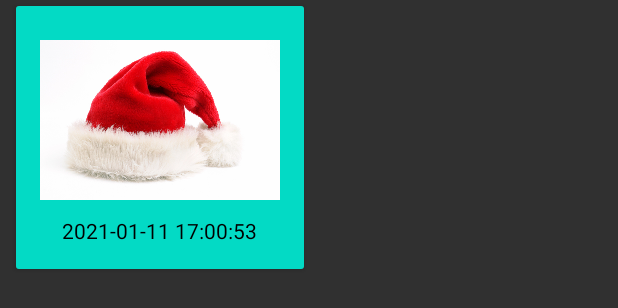
After one commit to uyttyu7532/PhotoChangeRecord, an Android app: the layout item_horizontal.xml on its own in the app's theme, with its tools: preview values and no code run, on a phone screen of 412 x 824 dp. The commit adds this screen. Shown: the top 308 px of the screen. Run offline under Robolectric (Android 15) with nearby library versions, the phone set to English and light mode, and no system bars.

Commit message:
RecyclerView in RecyclerView

```diff
--- a/build.gradle
+++ b/build.gradle
@@ -68,5 +68,7 @@ dependencies {
     // https://github.com/Ramotion/fluid-slider-android
     implementation 'com.ramotion.fluidslider:fluid-slider:0.3.1'
 
+    // cardview
+    implementation "com.google.android.material:material:1.0.0"
 
 }
--- a/src/main/java/com/example/photochangerecord/GalleryActivity.kt
+++ b/src/main/java/com/example/photochangerecord/GalleryActivity.kt
@@ -2,16 +2,13 @@ package com.example.photochangerecord
 
 import androidx.appcompat.app.AppCompatActivity
 import android.os.Bundle
-import androidx.lifecycle.ViewModelProvider
-import com.example.photochangerecord.viewmodel.CameraBackGroundViewModel
 
-lateinit var myCameraBackGroundViewModel: CameraBackGroundViewModel
 
 class GalleryActivity : AppCompatActivity() {
     override fun onCreate(savedInstanceState: Bundle?) {
         super.onCreate(savedInstanceState)
         setContentView(R.layout.activity_gallery)
 
-        myCameraBackGroundViewModel = ViewModelProvider(this).get(CameraBackGroundViewModel::class.java)
+
     }
 }
--- a/src/main/java/com/example/photochangerecord/viewmodel/BindingAdapter.kt
+++ b/src/main/java/com/example/photochangerecord/viewmodel/BindingAdapter.kt
@@ -10,9 +10,10 @@ import com.example.photochangerecord.CameraActivity
 import com.ramotion.fluidslider.FluidSlider
 import kotlinx.android.synthetic.main.activity_camera.*
 
+// 슬라이더 값이 바뀌면 이미지 뷰의 투명도가 바뀌는 것이기 때문에 양방향 데이터 바인딩이 아니었다.
 object BindingAdapter {
 
-    // TODO 슬라이더 값이 바뀌면 이미지 뷰의 투명도가 바뀌는 것이기 때문에 양방향 데이터 바인딩이 아니었다.
+
 //    // 단반향 데이터 바인딩에서도 사용
 //    // getter (view에 데이터를 set)
 //    @BindingAdapter("alpha")
@@ -29,7 +30,6 @@ object BindingAdapter {
 //        // InverseBindingListener의 onChange()가 어디서 호출되는 지 정의
 //        view.positionListener?.let {
 //            listener.onChange()
-//
 //        }
 //    }
 //
--- a/src/main/java/com/example/photochangerecord/viewmodel/CameraBackGroundViewModel.kt
+++ b/src/main/java/com/example/photochangerecord/viewmodel/CameraBackGroundViewModel.kt
@@ -10,6 +10,7 @@ import androidx.lifecycle.ViewModel
 //    MINUS
 //}
 
+// TODO 선택한 이미지도 나중에 여기에 저장해서 카메라 배경으로 보여주면 되겠다
 class CameraBackGroundViewModel : ViewModel() {
 
     // 뮤터블 라이브 데이터 - 수정 가능
--- /dev/null
+++ b/src/main/java/com/example/photochangerecord/viewmodel/Folder.kt
@@ -0,0 +1,3 @@
+package com.example.photochangerecord.viewmodel
+
+class Folder(val title: String, val photos: ArrayList<Photo>)
--- /dev/null
+++ b/src/main/java/com/example/photochangerecord/viewmodel/Photo.kt
@@ -0,0 +1,3 @@
+package com.example.photochangerecord.viewmodel
+
+class Photo(val resourceID: Int, val date: String)
--- /dev/null
+++ b/src/main/res/layout/item_horizontal.xml
@@ -0,0 +1,41 @@
+<?xml version="1.0" encoding="utf-8"?>
+<androidx.cardview.widget.CardView xmlns:android="http://schemas.android.com/apk/res/android"
+    xmlns:app="http://schemas.android.com/apk/res-auto"
+    android:orientation="horizontal"
+    android:layout_width="wrap_content"
+    android:layout_height="wrap_content"
+    android:layout_marginLeft="8dp"
+    android:layout_marginRight="8dp"
+    app:cardUseCompatPadding="true">
+
+
+    <LinearLayout
+        android:orientation="vertical"
+        android:layout_width="wrap_content"
+        android:layout_height="wrap_content"
+        android:background="@color/colorAccent"
+        android:gravity="center"
+        android:padding="16dp"
+        >
+
+        <ImageView
+            android:layout_width="160dp"
+            android:layout_height="120dp"
+            android:scaleType="centerInside"
+            android:src="@drawable/photo" />
+
+
+        <TextView
+            android:id="@+id/title"
+            android:layout_width="wrap_content"
+            android:layout_height="wrap_content"
+            android:layout_marginTop="4dp"
+            android:gravity="center"
+            android:text="2021-01-11 17:00:53"
+            android:textColor="@android:color/black"
+            android:textSize="14sp" />
+
+
+    </LinearLayout>
+
+</androidx.cardview.widget.CardView>
```
Also changed, not shown: src/main/AndroidManifest.xml (+9 -3 lines), src/main/java/com/example/photochangerecord/HorizontalAdapter.kt (added, +35 -0 lines), src/main/java/com/example/photochangerecord/ListActivity.kt (+62 -16 lines), src/main/java/com/example/photochangerecord/VerticalAdapter.kt (added, +49 -0 lines), src/main/res/layout/activity_gallery.xml (+24 -6 lines), src/main/res/layout/activity_list.xml (+6 -34 lines), src/main/res/layout/item_vertical.xml (added, +23 -0 lines).
